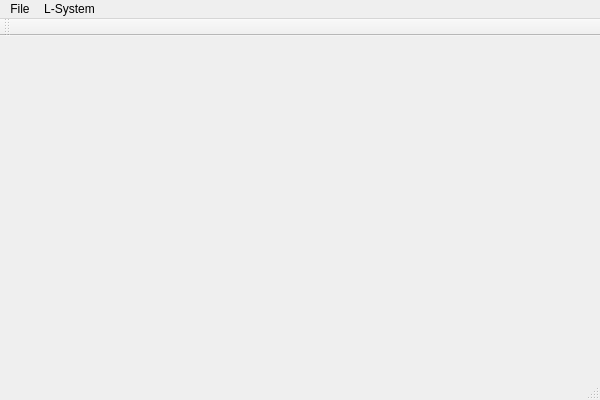
This is MCTS/MainWindow.ui in gnishida/MCTS as Qt 5 draws it before an edit. The edited form follows.
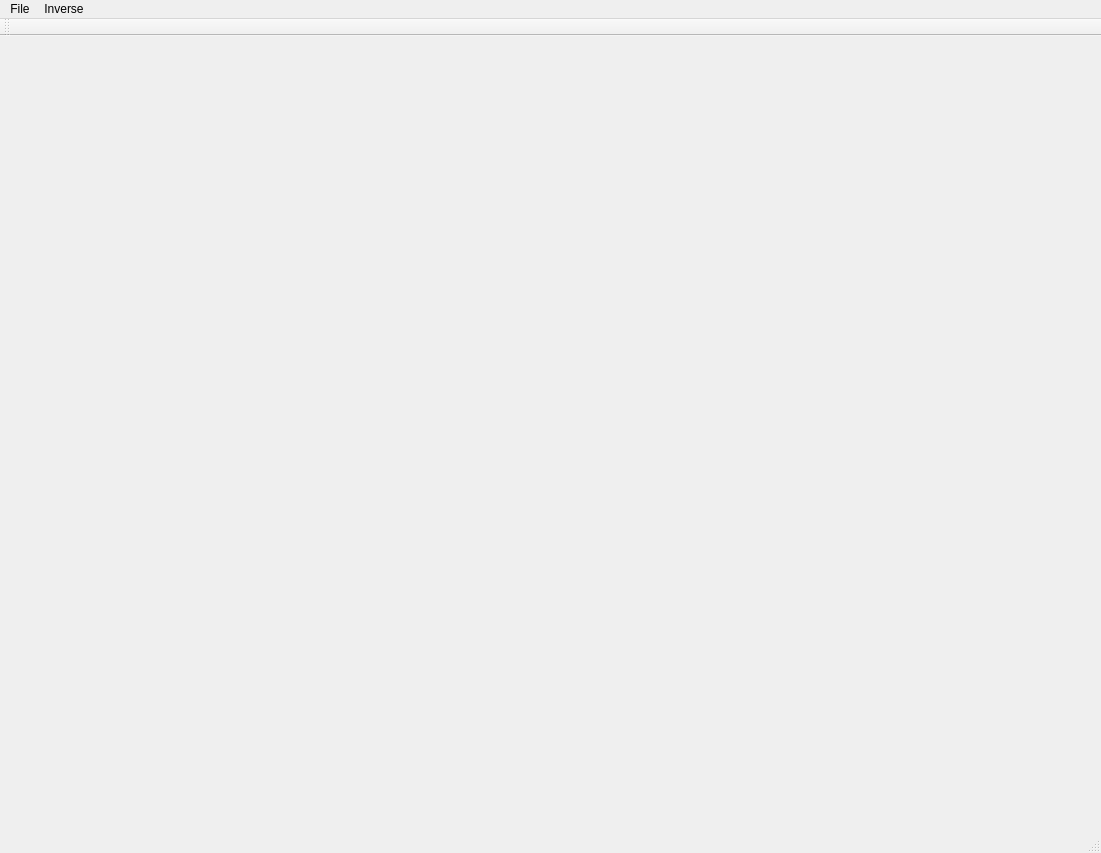
This is the edited form.

Patch:
```diff
--- a/MCTS/MainWindow.ui
+++ b/MCTS/MainWindow.ui
@@ -6,8 +6,8 @@
    <rect>
     <x>0</x>
     <y>0</y>
-    <width>600</width>
-    <height>400</height>
+    <width>1101</width>
+    <height>853</height>
    </rect>
   </property>
   <property name="windowTitle">
@@ -19,7 +19,7 @@
     <rect>
      <x>0</x>
      <y>0</y>
-     <width>600</width>
+     <width>1101</width>
      <height>21</height>
     </rect>
    </property>
@@ -29,15 +29,15 @@
     </property>
     <addaction name="actionExit"/>
    </widget>
-   <widget class="QMenu" name="menuL_System">
+   <widget class="QMenu" name="menuInverse">
     <property name="title">
-     <string>L-System</string>
+     <string>Inverse</string>
     </property>
     <addaction name="actionRandomGeneration"/>
     <addaction name="actionGreedyInverse"/>
    </widget>
    <addaction name="menuFile"/>
-   <addaction name="menuL_System"/>
+   <addaction name="menuInverse"/>
   </widget>
   <widget class="QToolBar" name="mainToolBar">
    <attribute name="toolBarArea">
```
Left out of the diff: 41 changed lines with no effect on the pictures.
